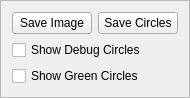
Qt form imgproc/trunk/vs/ugip/SaveShowFrame.ui (jimpelton/bsumg13) before a commit.
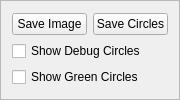
The same form after that commit.

Diff of the .ui file:
```diff
--- a/imgproc/trunk/vs/ugip/SaveShowFrame.ui
+++ b/imgproc/trunk/vs/ugip/SaveShowFrame.ui
@@ -7,15 +7,21 @@
     <x>0</x>
     <y>0</y>
     <width>180</width>
-    <height>93</height>
+    <height>100</height>
    </rect>
   </property>
   <property name="sizePolicy">
-   <sizepolicy hsizetype="Preferred" vsizetype="Minimum">
+   <sizepolicy hsizetype="Fixed" vsizetype="Preferred">
     <horstretch>0</horstretch>
     <verstretch>0</verstretch>
    </sizepolicy>
   </property>
+  <property name="minimumSize">
+   <size>
+    <width>180</width>
+    <height>100</height>
+   </size>
+  </property>
   <property name="windowTitle">
    <string>Frame</string>
   </property>
```
